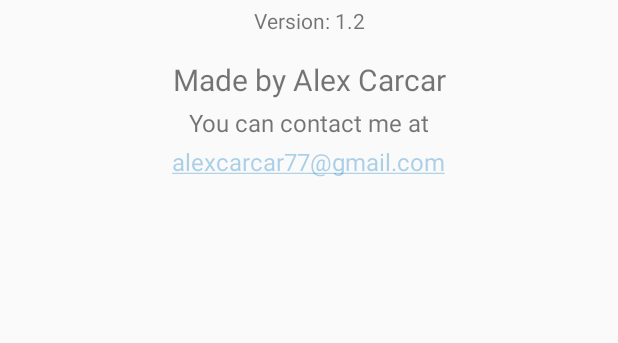
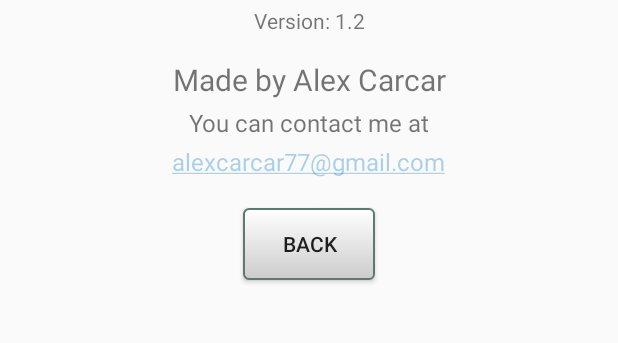
Before and after one commit to alexcarcar/IDoSudoku6, an Android app: the AboutActivity screen opened directly, with no data from a screen before it, on a phone screen of 412 x 824 dp, the part 358-701 px from its top. Run offline under Robolectric (Android 15) with nearby library versions, the phone set to English and light mode, and no system bars.

Commit message:
Added Sound on Success/Failure; Added Back Button on About Page

```diff
--- a/app/src/main/java/carcar/alex/idosudoku6/AboutActivity.java
+++ b/app/src/main/java/carcar/alex/idosudoku6/AboutActivity.java
@@ -1,8 +1,8 @@
 package carcar.alex.idosudoku6;
 
+import android.os.Bundle;
 import android.support.v7.app.AppCompatActivity;
-import android.os.Bundle;
-import android.widget.TextView;
+import android.view.View;
 
 public class AboutActivity extends AppCompatActivity {
 
@@ -11,4 +11,8 @@ public class AboutActivity extends AppCompatActivity {
         super.onCreate(savedInstanceState);
         setContentView(R.layout.activity_about);
     }
+
+    public void onBackClick(View view) {
+        this.finish();
+    }
 }
--- a/app/src/main/java/carcar/alex/idosudoku6/MainActivity.java
+++ b/app/src/main/java/carcar/alex/idosudoku6/MainActivity.java
@@ -1,11 +1,8 @@
-// TODO
-// Add Sounds On Click
-// Put Okay Button On About Page
-
 package carcar.alex.idosudoku6;
 
 import android.content.Intent;
 import android.graphics.Typeface;
+import android.media.MediaPlayer;
 import android.os.Bundle;
 import android.support.v4.content.ContextCompat;
 import android.support.v7.app.AppCompatActivity;
@@ -17,10 +14,10 @@ import android.widget.LinearLayout;
 
 public class MainActivity extends AppCompatActivity {
 
-
     private static int selected = -1;
     private static int cellX = -1;
     private static int cellY = -1;
+    private MediaPlayer FXPlayer;
     private LinearLayout successLayout;
     private LinearLayout numberPad;
     private LinearLayout incompleteLayout;
@@ -42,6 +39,19 @@ public class MainActivity extends AppCompatActivity {
         return super.onOptionsItemSelected(item);
     }
 
+    private void playSound(int _id) {
+        try {
+            if (FXPlayer != null) {
+                FXPlayer.stop();
+                FXPlayer.release();
+            }
+            FXPlayer = MediaPlayer.create(this, _id);
+            if (FXPlayer != null)
+                FXPlayer.start();
+        } catch (Exception e) {
+            System.err.println("playSound: " + e);
+        }
+    }
     public void onCellTouch(View a) {
         if (selected == -1) return;
         Button currentCell = (Button) a;
@@ -82,8 +92,10 @@ public class MainActivity extends AppCompatActivity {
                 incompleteLayout.setVisibility(View.INVISIBLE);
                 successLayout.setVisibility(View.VISIBLE);
                 numberPad.setVisibility(View.INVISIBLE);
+                playSound(R.raw.clapping);
             } else {
                 incompleteLayout.setVisibility(View.VISIBLE);
+                playSound(R.raw.buzzer);
             }
         } else {
             successLayout.setVisibility(View.INVISIBLE);
--- a/app/src/main/res/layout/activity_about.xml
+++ b/app/src/main/res/layout/activity_about.xml
@@ -1,56 +1,67 @@
 <?xml version="1.0" encoding="utf-8"?>
 <LinearLayout xmlns:android="http://schemas.android.com/apk/res/android"
-android:orientation="vertical" android:layout_width="match_parent"
+    android:layout_width="match_parent"
+    android:layout_height="match_parent"
     android:gravity="center|top"
-android:layout_height="match_parent">
+    android:orientation="vertical">
 
     <ImageView
         android:id="@+id/aboutImageView"
+        android:layout_width="100dp"
+        android:layout_height="100dp"
+        android:layout_marginTop="50dp"
+        android:contentDescription="@string/app_name"
         android:scaleType="centerCrop"
-    android:src="@mipmap/ic_launcher"
-    android:layout_marginTop="50dp"
-    android:layout_width="100dp"
-    android:layout_height="100dp" />
+        android:src="@mipmap/ic_launcher" />
 
     <TextView
+        android:layout_width="match_parent"
+        android:layout_height="wrap_content"
+        android:gravity="center"
         android:text="@string/app_name"
-    android:gravity="center"
-    android:textSize="24sp"
-    android:layout_width="match_parent"
-    android:layout_height="wrap_content" />
+        android:textSize="24sp" />
+
     <TextView
         android:id="@+id/aboutVersionTextView"
-    android:text="@string/app_version"
+        android:layout_width="match_parent"
+        android:layout_height="wrap_content"
         android:layout_marginTop="4dp"
         android:gravity="center"
-    android:layout_width="match_parent"
-    android:layout_height="wrap_content" />
+        android:text="@string/app_version" />
 
     <TextView
-    android:textSize="20sp"
+        android:layout_width="match_parent"
+        android:layout_height="wrap_content"
+        android:layout_marginTop="16dp"
         android:gravity="center"
-    android:layout_marginTop="16dp"
         android:text="@string/made_by"
-    android:layout_width="match_parent"
-    android:layout_height="wrap_content" />
+        android:textSize="20sp" />
 
     <TextView
-    android:textSize="16sp"
+        android:layout_width="match_parent"
+        android:layout_height="wrap_content"
+        android:layout_marginTop="4dp"
         android:gravity="center"
-    android:layout_marginTop="4dp"
         android:text="@string/contact_me"
-    android:layout_width="match_parent"
-    android:layout_height="wrap_content" />
+        android:textSize="16sp" />
 
     <TextView
-    android:textSize="16sp"
-    android:gravity="center"
         android:id="@+id/aboutContactMe"
+        android:layout_width="wrap_content"
+        android:layout_height="wrap_content"
         android:layout_marginTop="4dp"
         android:autoLink="email"
+        android:gravity="center"
         android:linksClickable="true"
         android:text="@string/email_address"
+        android:textSize="16sp" />
+
+    <Button
         android:layout_width="wrap_content"
-    android:layout_height="wrap_content" />
+        android:layout_height="wrap_content"
+        android:layout_marginTop="20dp"
+        android:background="@drawable/off_button"
+        android:onClick="onBackClick"
+        android:text="@string/go_back" />
 
 </LinearLayout>
--- a/app/src/main/res/values/strings.xml
+++ b/app/src/main/res/values/strings.xml
@@ -19,4 +19,5 @@
     <string name="congratulations">Congratulations!</string>
     <string name="puzzle_incomplete">Your puzzle has errors!</string>
     <string name="clear_board">Replay</string>
+    <string name="go_back">Back</string>
 </resources>
```
Also changed, not shown: 2 other files. Lines whose indentation alone changed are shown as unchanged.
